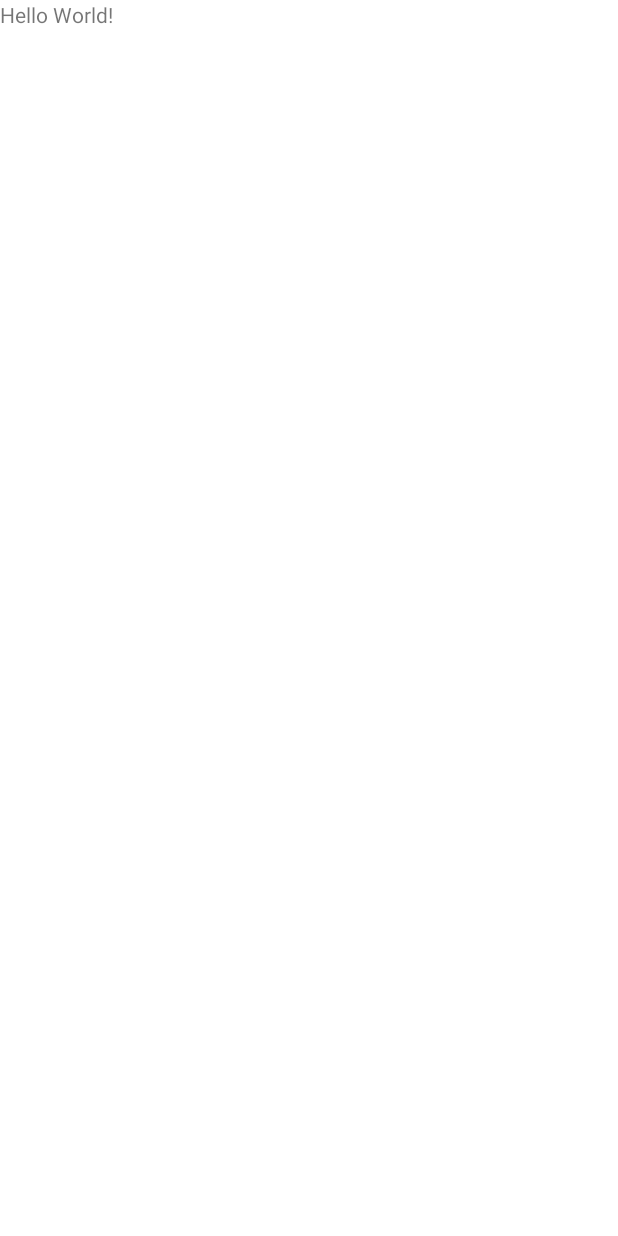
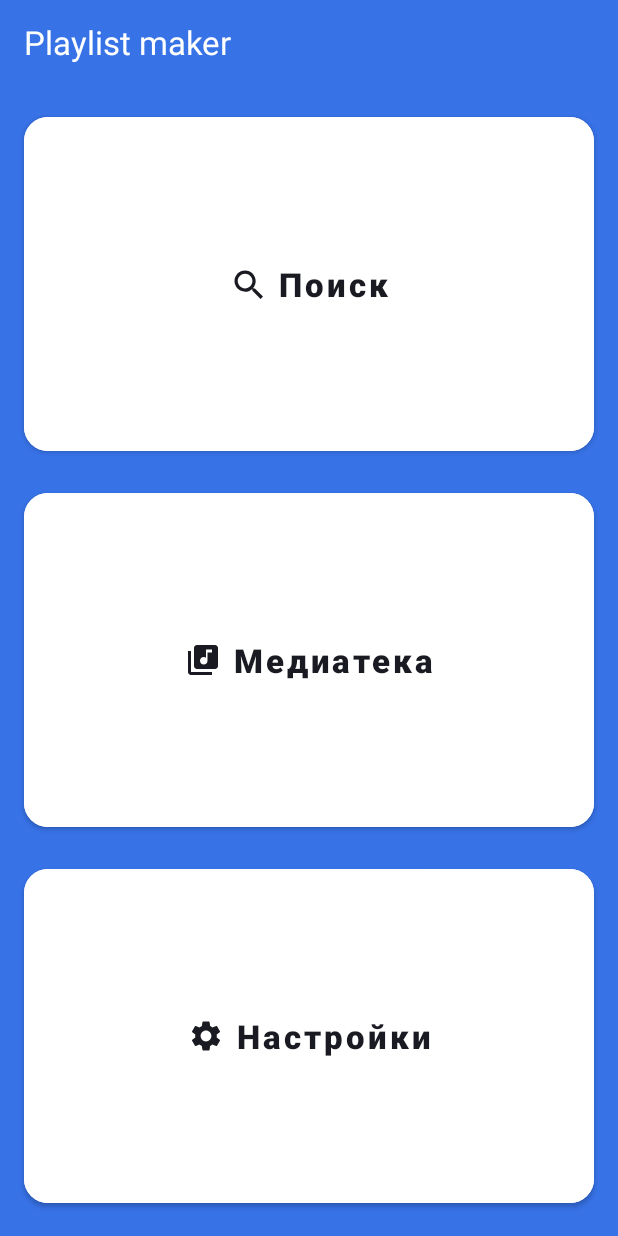
Before and after one commit to Maadyr-ool-O-U/PlaylistMaker, an Android app: the screen it shows after launch (MainActivity), on a phone screen of 412 x 824 dp. Before the commit the screen is almost empty. Run offline under Robolectric (Android 15) with nearby library versions, the phone set to English and light mode, and no system bars.

Commit message:
first screen

```diff
--- /dev/null
+++ b/app/src/main/res/drawable/ic_library.xml
@@ -0,0 +1,9 @@
+<vector xmlns:android="http://schemas.android.com/apk/res/android"
+    android:width="24dp"
+    android:height="24dp"
+    android:viewportWidth="24"
+    android:viewportHeight="24">
+  <path
+      android:pathData="M20,2H8C6.9,2 6,2.9 6,4V16C6,17.1 6.9,18 8,18H20C21.1,18 22,17.1 22,16V4C22,2.9 21.1,2 20,2ZM18,7H15V12.5C15,13.88 13.88,15 12.5,15C11.12,15 10,13.88 10,12.5C10,11.12 11.12,10 12.5,10C13.07,10 13.58,10.19 14,10.51V5H18V7ZM4,6H2V20C2,21.1 2.9,22 4,22H18V20H4V6Z"
+      android:fillColor="#1A1B22"/>
+</vector>
--- /dev/null
+++ b/app/src/main/res/drawable/ic_search.xml
@@ -0,0 +1,9 @@
+<vector xmlns:android="http://schemas.android.com/apk/res/android"
+    android:width="24dp"
+    android:height="24dp"
+    android:viewportWidth="24"
+    android:viewportHeight="24">
+  <path
+      android:pathData="M16.579,14.95H15.721L15.417,14.656C16.481,13.418 17.122,11.81 17.122,10.061C17.122,6.161 13.961,3 10.061,3C6.161,3 3,6.161 3,10.061C3,13.961 6.161,17.122 10.061,17.122C11.81,17.122 13.418,16.481 14.656,15.417L14.95,15.721V16.579L20.381,22L22,20.381L16.579,14.95V14.95ZM10.061,14.95C7.356,14.95 5.173,12.766 5.173,10.061C5.173,7.356 7.356,5.173 10.061,5.173C12.766,5.173 14.95,7.356 14.95,10.061C14.95,12.766 12.766,14.95 10.061,14.95Z"
+      android:fillColor="#1A1B22"/>
+</vector>
--- /dev/null
+++ b/app/src/main/res/drawable/ic_settings.xml
@@ -0,0 +1,9 @@
+<vector xmlns:android="http://schemas.android.com/apk/res/android"
+    android:width="24dp"
+    android:height="24dp"
+    android:viewportWidth="24"
+    android:viewportHeight="24">
+  <path
+      android:pathData="M19.14,12.94C19.18,12.64 19.2,12.33 19.2,12C19.2,11.68 19.18,11.36 19.13,11.06L21.16,9.48C21.34,9.34 21.39,9.07 21.28,8.87L19.36,5.55C19.24,5.33 18.99,5.26 18.77,5.33L16.38,6.29C15.88,5.91 15.35,5.59 14.76,5.35L14.4,2.81C14.36,2.57 14.16,2.4 13.92,2.4H10.08C9.84,2.4 9.65,2.57 9.61,2.81L9.25,5.35C8.66,5.59 8.12,5.92 7.63,6.29L5.24,5.33C5.02,5.25 4.77,5.33 4.65,5.55L2.74,8.87C2.62,9.08 2.66,9.34 2.86,9.48L4.89,11.06C4.84,11.36 4.8,11.69 4.8,12C4.8,12.31 4.82,12.64 4.87,12.94L2.84,14.52C2.66,14.66 2.61,14.93 2.72,15.13L4.64,18.45C4.76,18.67 5.01,18.74 5.23,18.67L7.62,17.71C8.12,18.09 8.65,18.41 9.24,18.65L9.6,21.19C9.65,21.43 9.84,21.6 10.08,21.6H13.92C14.16,21.6 14.36,21.43 14.39,21.19L14.75,18.65C15.34,18.41 15.88,18.09 16.37,17.71L18.76,18.67C18.98,18.75 19.23,18.67 19.35,18.45L21.27,15.13C21.39,14.91 21.34,14.66 21.15,14.52L19.14,12.94ZM12,15.6C10.02,15.6 8.4,13.98 8.4,12C8.4,10.02 10.02,8.4 12,8.4C13.98,8.4 15.6,10.02 15.6,12C15.6,13.98 13.98,15.6 12,15.6Z"
+      android:fillColor="#1A1B22"/>
+</vector>
--- a/app/src/main/res/layout/activity_main.xml
+++ b/app/src/main/res/layout/activity_main.xml
@@ -6,15 +6,74 @@
     android:layout_width="match_parent"
     android:layout_height="match_parent"
     android:orientation="vertical"
+    android:background="@color/yp_blue"
     tools:context=".MainActivity">
 
     <TextView
-        android:layout_width="wrap_content"
-        android:layout_height="wrap_content"
-        android:text="Hello World!"
-        app:layout_constraintBottom_toBottomOf="parent"
-        app:layout_constraintEnd_toEndOf="parent"
-        app:layout_constraintStart_toStartOf="parent"
-        app:layout_constraintTop_toTopOf="parent" />
+        android:id="@+id/panel_header"
+        android:layout_width="match_parent"
+        android:layout_height="56dp"
+        android:text="Playlist maker"
+        android:textColor="@color/white"
+        android:textSize="22sp"
+        android:gravity="center_vertical"
+        android:paddingStart="16dp"
+        android:paddingEnd="16dp"   />
+
+    <Button
+        android:layout_width="match_parent"
+        android:layout_height="0dp"
+        android:layout_weight="1"
+        android:layout_marginStart="16dp"
+        android:layout_marginEnd="16dp"
+        android:layout_marginTop="16dp"
+        android:backgroundTint="@color/white"
+        android:text="Поиск"
+        android:textColor="@color/yp_black"
+        android:textSize="22sp"
+        android:textStyle="bold"
+        android:textAllCaps="false"
+        app:icon="@drawable/ic_search"
+        app:iconTint="@color/yp_black"
+        app:iconGravity="textStart"
+        app:iconPadding="8dp"
+        app:cornerRadius="16dp" />
+    <Button
+        android:layout_width="match_parent"
+        android:layout_height="0dp"
+        android:layout_weight="1"
+        android:layout_marginStart="16dp"
+        android:layout_marginEnd="16dp"
+        android:layout_marginTop="16dp"
+        android:backgroundTint="@color/white"
+        android:text="Медиатека"
+        android:textColor="@color/yp_black"
+        android:textSize="22sp"
+        android:textStyle="bold"
+        android:textAllCaps="false"
+        app:icon="@drawable/ic_library"
+        app:iconTint="@color/yp_black"
+        app:iconGravity="textStart"
+        app:iconPadding="8dp"
+        app:cornerRadius="16dp" />
+    <Button
+        android:layout_width="match_parent"
+        android:layout_height="0dp"
+        android:layout_weight="1"
+        android:layout_marginStart="16dp"
+        android:layout_marginEnd="16dp"
+        android:layout_marginTop="16dp"
+        android:layout_marginBottom="16dp"
+        android:backgroundTint="@color/white"
+        android:text="Настройки"
+        android:textColor="@color/yp_black"
+        android:textSize="22sp"
+        android:textStyle="bold"
+        android:textAllCaps="false"
+        app:icon="@drawable/ic_settings"
+        app:iconTint="@color/yp_black"
+        app:iconGravity="textStart"
+        app:iconPadding="8dp"
+        app:cornerRadius="16dp" />
 
 </LinearLayout>
--- a/app/src/main/res/values/colors.xml
+++ b/app/src/main/res/values/colors.xml
@@ -2,4 +2,6 @@
 <resources>
     <color name="black">#FF000000</color>
     <color name="white">#FFFFFFFF</color>
+    <color name="yp_blue">#3772E7</color>
+    <color name="yp_black">#1A1B22</color>
 </resources>
```
